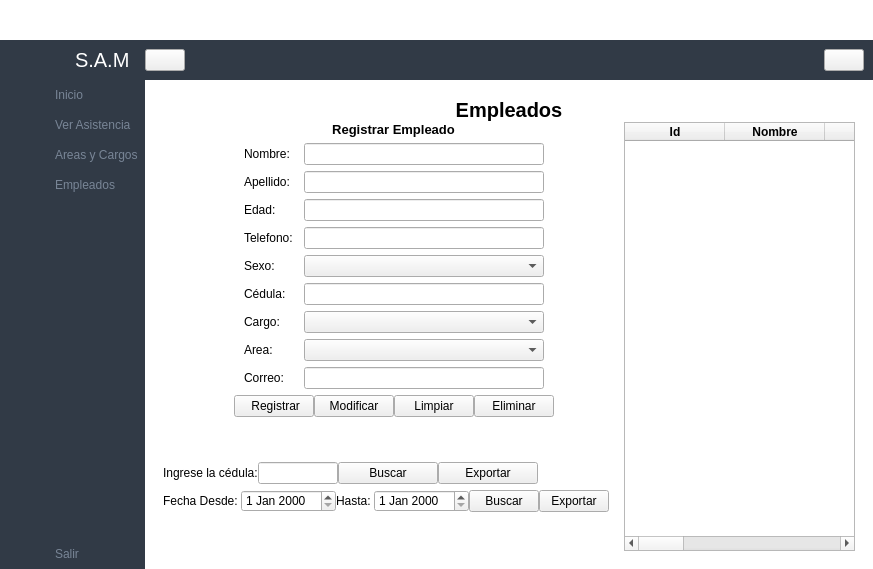
First picture: the form in Views/sidebar.ui, repository Andy000022/App2, before the edit.
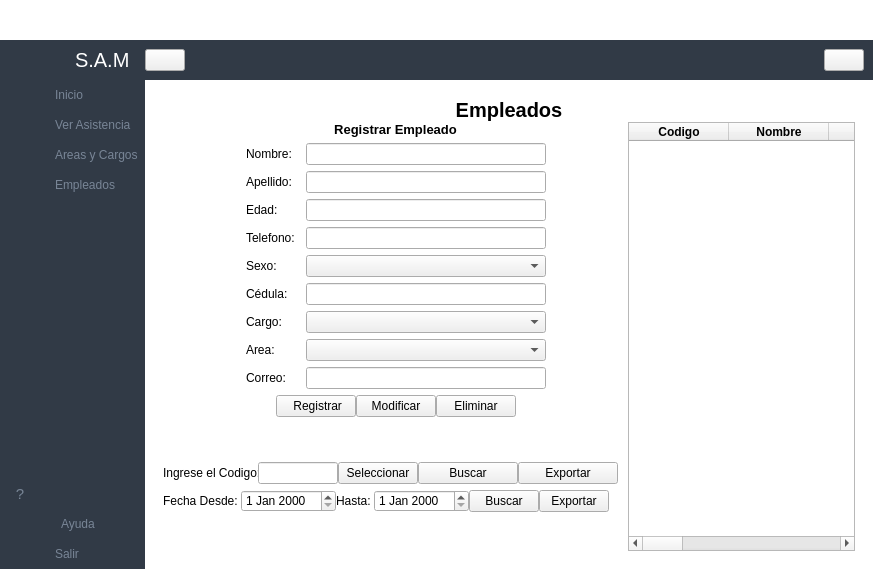
Second picture: the form after the edit. Icons and pictures are not drawn.

What changed in the file:
```diff
--- a/Views/sidebar.ui
+++ b/Views/sidebar.ui
@@ -135,7 +135,8 @@
     #user-btn{
         border:none;
     }
-</string>
+	#usuario_nombre{
+		color:#fff;}</string>
   </property>
   <widget class="QWidget" name="centralwidget">
    <layout class="QGridLayout" name="gridLayout">
@@ -1068,6 +1069,9 @@
                           <height>16777215</height>
                          </size>
                         </property>
+                        <property name="placeholderText">
+                         <string/>
+                        </property>
                        </widget>
                       </item>
                       <item>
@@ -1139,6 +1143,9 @@
                           <height>16777215</height>
                          </size>
                         </property>
+                        <property name="placeholderText">
+                         <string/>
+                        </property>
                        </widget>
                       </item>
                       <item>
@@ -1210,6 +1217,9 @@
                           <height>16777215</height>
                          </size>
                         </property>
+                        <property name="placeholderText">
+                         <string/>
+                        </property>
                        </widget>
                       </item>
                       <item>
@@ -1281,6 +1291,9 @@
                           <height>16777215</height>
                          </size>
                         </property>
+                        <property name="placeholderText">
+                         <string/>
+                        </property>
                        </widget>
                       </item>
                       <item>
@@ -1352,6 +1365,9 @@
                           <height>16777215</height>
                          </size>
                         </property>
+                        <property name="placeholderText">
+                         <string/>
+                        </property>
                         <item>
                          <property name="text">
                           <string/>
@@ -1438,6 +1454,9 @@
                           <height>16777215</height>
                          </size>
                         </property>
+                        <property name="placeholderText">
+                         <string/>
+                        </property>
                        </widget>
                       </item>
                       <item>
@@ -1658,6 +1677,9 @@
                           <height>16777215</height>
                          </size>
                         </property>
+                        <property name="placeholderText">
+                         <string/>
+                        </property>
                        </widget>
                       </item>
                       <item>
@@ -1731,25 +1753,6 @@
                         </property>
                        </widget>
                       </item>
-                      <item>
-                       <widget class="QPushButton" name="btn_limpiar">
-                        <property name="minimumSize">
-                         <size>
-                          <width>80</width>
-                          <height>0</height>
-                         </size>
-                        </property>
-                        <property name="maximumSize">
-                         <size>
-                          <width>80</width>
-                          <height>16777215</height>
-                         </size>
-                        </property>
-                        <property name="text">
-                         <string>Limpiar</string>
-                        </property>
-                       </widget>
-                      </item>
                       <item>
                        <widget class="QPushButton" name="btn_eliminar_3">
                         <property name="minimumSize">
@@ -1817,7 +1820,7 @@
                          </size>
                         </property>
                         <property name="text">
-                         <string>Ingrese la cédula:</string>
+                         <string>Ingrese el Codigo:</string>
                         </property>
                         <property name="alignment">
                          <set>Qt::AlignLeading|Qt::AlignLeft|Qt::AlignVCenter</set>
@@ -1840,6 +1843,13 @@
                         </property>
                        </widget>
                       </item>
+                      <item>
+                       <widget class="QPushButton" name="btn_selec">
+                        <property name="text">
+                         <string>Seleccionar</string>
+                        </property>
+                       </widget>
+                      </item>
                       <item>
                        <widget class="QPushButton" name="btn_buscar_3">
                         <property name="minimumSize">
@@ -1998,7 +2008,7 @@
                    <widget class="QTableWidget" name="tableWidget_2">
                     <column>
                      <property name="text">
-                      <string>Id</string>
+                      <string>Codigo</string>
                      </property>
                      <property name="font">
                       <font>
@@ -2016,6 +2026,16 @@
                       </font>
                      </property>
                     </column>
+                    <column>
+                     <property name="text">
+                      <string>Apellido</string>
+                     </property>
+                     <property name="font">
+                      <font>
+                       <bold>true</bold>
+                      </font>
+                     </property>
+                    </column>
                     <column>
                      <property name="text">
                       <string>Edad</string>
@@ -2564,6 +2584,13 @@
          </property>
         </spacer>
        </item>
+       <item>
+        <widget class="QPushButton" name="btn_ayuda_2">
+         <property name="text">
+          <string>  Ayuda</string>
+         </property>
+        </widget>
+       </item>
        <item>
         <widget class="QPushButton" name="exit_btn_2">
          <property name="text">
@@ -2747,6 +2774,22 @@
          </property>
         </spacer>
        </item>
+       <item>
+        <widget class="QPushButton" name="btn_ayuda_1">
+         <property name="font">
+          <font>
+           <pointsize>11</pointsize>
+           <bold>false</bold>
+          </font>
+         </property>
+         <property name="styleSheet">
+          <string notr="true">color:#788596;</string>
+         </property>
+         <property name="text">
+          <string>?</string>
+         </property>
+        </widget>
+       </item>
        <item>
         <widget class="QPushButton" name="exit_btn_1">
          <property name="text">
```
Left out of the diff: 170 changed lines with no effect on the pictures.
